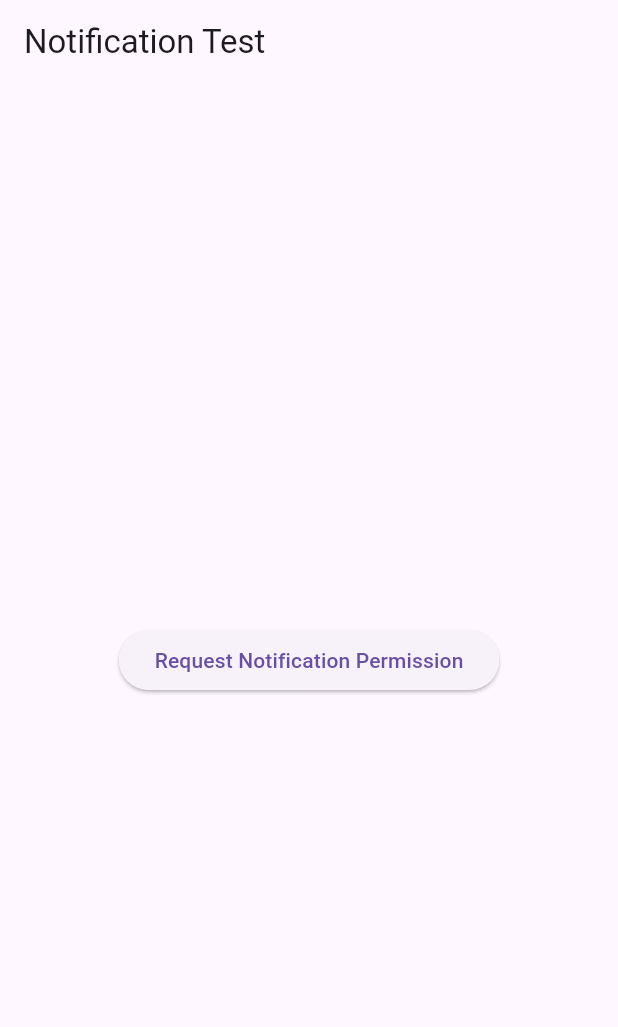
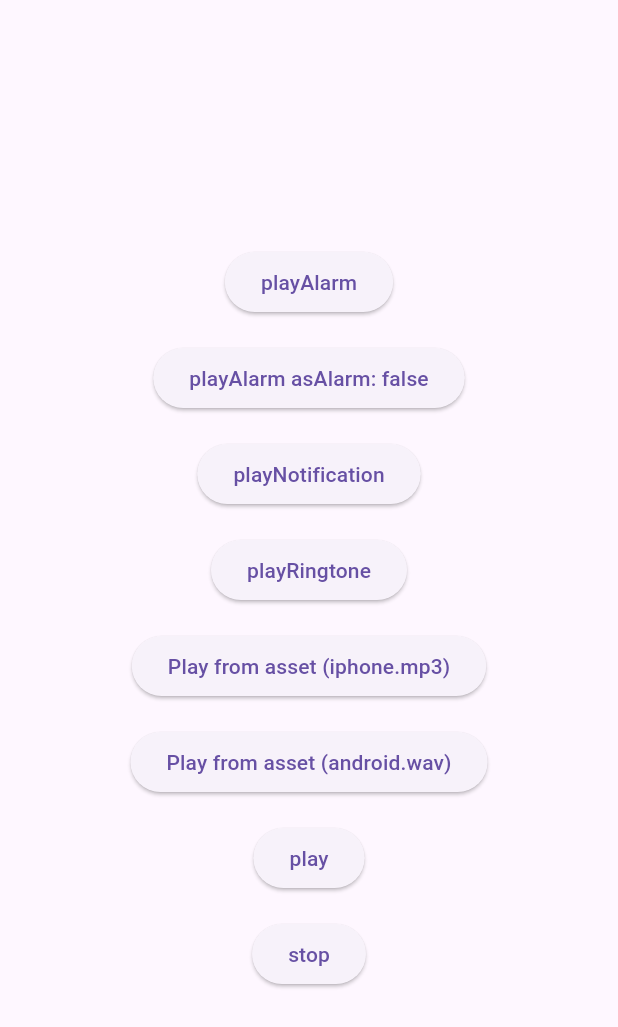
Before and after one commit to shubhanshu-02/watchNotification, a Flutter app: the screen it shows after launch, on a phone screen of 412 x 824 dp. Shown: the top 1027 px of the screen. Run offline on Flutter 3.47's test engine with Material 3 defaults, Android fonts, the light colour scheme and no system bars; missing offline and left inert: flutter_ringtone_player.

Commit message:
ringtone player working as intended

```diff
--- a/lib/main.dart
+++ b/lib/main.dart
@@ -1,60 +1,106 @@
 import 'package:flutter/material.dart';
-import 'package:flutter_local_notifications/flutter_local_notifications.dart';
-import 'package:permission_handler/permission_handler.dart';
+import 'package:flutter_ringtone_player/flutter_ringtone_player.dart';
 
-void main() {
-  runApp( MyApp());
-}
+void main() => runApp(const MyApp());
 
 class MyApp extends StatelessWidget {
-   MyApp({super.key});
+  const MyApp({super.key});
 
   @override
   Widget build(BuildContext context) {
     return MaterialApp(
       home: Scaffold(
-        appBar: AppBar(
-          title: const Text('Notification Test'),
-        ),
+        // appBar: AppBar(
+        //   title: const Text('Ringtone player'),
+        // ),
         body: Center(
-          child: ElevatedButton(
-            child: const Text('Request Notification Permission'),
-            onPressed: () {
-              requestNotificationPermission();
-            },
+          child: SingleChildScrollView(
+            child: Column(
+              children: <Widget>[
+                Padding(
+                  padding: const EdgeInsets.all(8),
+                  child: ElevatedButton(
+                    child: const Text('playAlarm'),
+                    onPressed: () {
+                      FlutterRingtonePlayer().playAlarm();
+                    },
+                  ),
+                ),
+                Padding(
+                  padding: const EdgeInsets.all(8),
+                  child: ElevatedButton(
+                    child: const Text('playAlarm asAlarm: false'),
+                    onPressed: () {
+                      FlutterRingtonePlayer().playAlarm(asAlarm: false);
+                    },
+                  ),
+                ),
+                Padding(
+                  padding: const EdgeInsets.all(8),
+                  child: ElevatedButton(
+                    child: const Text('playNotification'),
+                    onPressed: () {
+                      FlutterRingtonePlayer().playNotification();
+                    },
+                  ),
+                ),
+                Padding(
+                  padding: const EdgeInsets.all(8),
+                  child: ElevatedButton(
+                    child: const Text('playRingtone'),
+                    onPressed: () {
+                      FlutterRingtonePlayer().playRingtone();
+                    },
+                  ),
+                ),
+                Padding(
+                  padding: const EdgeInsets.all(8),
+                  child: ElevatedButton(
+                    child: const Text('Play from asset (iphone.mp3)'),
+                    onPressed: () {
+                      FlutterRingtonePlayer()
+                          .play(fromAsset: "assets/iphone.mp3");
+                    },
+                  ),
+                ),
+                Padding(
+                  padding: const EdgeInsets.all(8),
+                  child: ElevatedButton(
+                    child: const Text('Play from asset (android.wav)'),
+                    onPressed: () {
+                      FlutterRingtonePlayer()
+                          .play(fromAsset: "assets/android.wav");
+                    },
+                  ),
+                ),
+                Padding(
+                  padding: const EdgeInsets.all(8),
+                  child: ElevatedButton(
+                    child: const Text('play'),
+                    onPressed: () {
+                      FlutterRingtonePlayer().play(
+                        android: AndroidSounds.notification,
+                        ios: IosSounds.glass,
+                        looping: true,
+                        volume: 1.0,
+                      );
+                    },
+                  ),
+                ),
+                Padding(
+                  padding: const EdgeInsets.all(8),
+                  child: ElevatedButton(
+                    child: const Text('stop'),
+                    onPressed: () {
+                      FlutterRingtonePlayer().stop();
+                    },
+                  ),
+                ),
+              ],
+            ),
           ),
         ),
       ),
     );
   }
-
-  FlutterLocalNotificationsPlugin flutterLocalNotificationsPlugin =
-      FlutterLocalNotificationsPlugin();
-
-  void requestNotificationPermission() async {
-    if (await Permission.notification.request().isGranted) {
-      showNotification();
-    } else {
-      print("Notification permission denied");
-    }
-  }
-
-  void showNotification() async {
-    var androidDetails = AndroidNotificationDetails(
-      'default_channel_id',
-      'default_channel_name',
-      channelDescription: 'Default notification channel',
-      importance: Importance.max,
-      priority: Priority.high,
-    );
-
-    var platformDetails = NotificationDetails(android: androidDetails);
-
-    await flutterLocalNotificationsPlugin.show(
-      0,
-      'Test Notification',
-      'This is a notification triggered from the background or foreground.',
-      platformDetails,
-    );
-  }
 }
```
